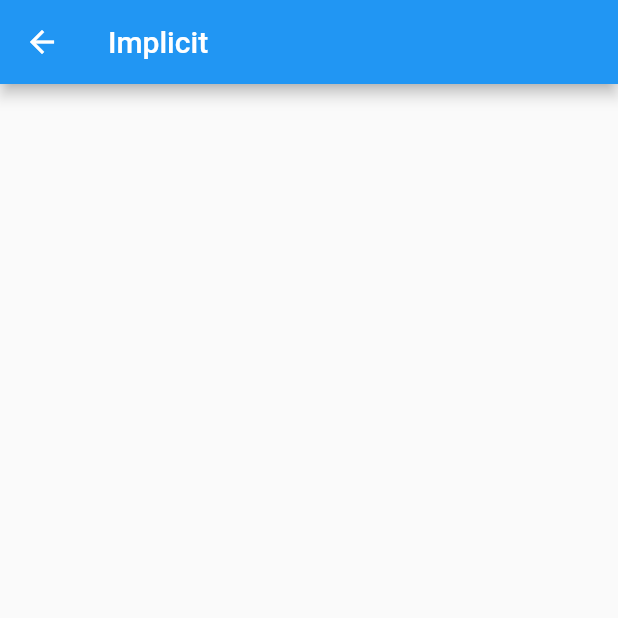
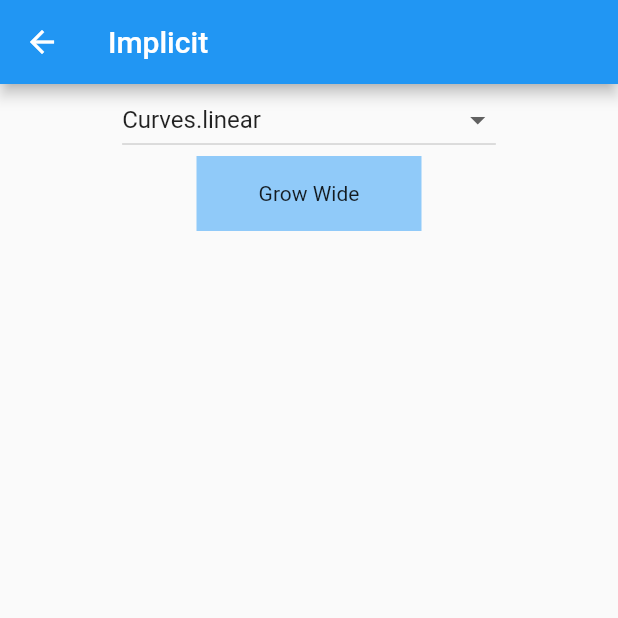
Before and after one commit to nateonguitar/flutter-animations, a Flutter app: the ImplicitPage screen opened by its route, on a phone screen of 412 x 824 dp, the top half of it. Run offline on Flutter 3.47's test engine with Material 2 defaults, Android fonts, the phone set to English and light mode, and no system bars.

Commit message:
Created a single implicit curve example with dropdown of all curve options

```diff
--- a/lib/pages/implicit.dart
+++ b/lib/pages/implicit.dart
@@ -1,5 +1,10 @@
+import 'package:flutter/material.dart';
 
-import 'package:flutter/material.dart';
+class CurveListItem {
+  final String label;
+  final Curve value;
+  CurveListItem(this.label, this.value);
+}
 
 class ImplicitPage extends StatefulWidget {
   static String route = 'implicit';
@@ -12,16 +17,102 @@ class ImplicitPage extends StatefulWidget {
 
 class _ImplicitPageState extends State<ImplicitPage> {
 
+  List<CurveListItem> _curves = [
+    CurveListItem('Curves.bounceIn', Curves.bounceIn),
+    CurveListItem('Curves.bounceInOut', Curves.bounceInOut),
+    CurveListItem('Curves.bounceOut', Curves.bounceOut),
+    CurveListItem('Curves.decelerate', Curves.decelerate),
+    CurveListItem('Curves.ease', Curves.ease),
+    CurveListItem('Curves.easeIn', Curves.easeIn),
+    CurveListItem('Curves.easeInBack', Curves.easeInBack),
+    CurveListItem('Curves.easeInCirc', Curves.easeInCirc),
+    CurveListItem('Curves.easeInCubic', Curves.easeInCubic),
+    CurveListItem('Curves.easeInExpo', Curves.easeInExpo),
+    CurveListItem('Curves.easeInOut', Curves.easeInOut),
+    CurveListItem('Curves.easeInOutBack', Curves.easeInOutBack),
+    CurveListItem('Curves.easeInOutCirc', Curves.easeInOutCirc),
+    CurveListItem('Curves.easeInOutCubic', Curves.easeInOutCubic),
+    CurveListItem('Curves.easeInOutExpo', Curves.easeInOutExpo),
+    CurveListItem('Curves.easeInOutQuad', Curves.easeInOutQuad),
+    CurveListItem('Curves.easeInOutQuart', Curves.easeInOutQuart),
+    CurveListItem('Curves.easeInOutQuint', Curves.easeInOutQuint),
+    CurveListItem('Curves.easeInOutSine', Curves.easeInOutSine),
+    CurveListItem('Curves.easeInQuad', Curves.easeInQuad),
+    CurveListItem('Curves.easeInQuart', Curves.easeInQuart),
+    CurveListItem('Curves.easeInQuint', Curves.easeInQuint),
+    CurveListItem('Curves.easeInSine', Curves.easeInSine),
+    CurveListItem('Curves.easeInToLinear', Curves.easeInToLinear),
+    CurveListItem('Curves.easeOut', Curves.easeOut),
+    CurveListItem('Curves.easeOutBack', Curves.easeOutBack),
+    CurveListItem('Curves.easeOutCirc', Curves.easeOutCirc),
+    CurveListItem('Curves.easeOutCubic', Curves.easeOutCubic),
+    CurveListItem('Curves.easeOutExpo', Curves.easeOutExpo),
+    CurveListItem('Curves.easeOutQuad', Curves.easeOutQuad),
+    CurveListItem('Curves.easeOutQuart', Curves.easeOutQuart),
+    CurveListItem('Curves.easeOutQuint', Curves.easeOutQuint),
+    CurveListItem('Curves.easeOutSine', Curves.easeOutSine),
+    CurveListItem('Curves.elasticIn', Curves.elasticIn),
+    CurveListItem('Curves.elasticInOut', Curves.elasticInOut),
+    CurveListItem('Curves.elasticOut', Curves.elasticOut),
+    CurveListItem('Curves.fastLinearToSlowEaseIn', Curves.fastLinearToSlowEaseIn),
+    CurveListItem('Curves.fastOutSlowIn', Curves.fastOutSlowIn),
+    CurveListItem('Curves.linear', Curves.linear),
+    CurveListItem('Curves.linearToEaseOut', Curves.linearToEaseOut),
+    CurveListItem('Curves.slowMiddle', Curves.slowMiddle),
+
+  ];
+
+  Curve _selectedCurve = Curves.linear;
+  bool _wideBox = false;
+
+  @override
+  void initState() {
+    if (_selectedCurve == null) {
+      _selectedCurve = _curves[0].value;
+    }
+    super.initState();
+  }
+
   @override
   Widget build(BuildContext context) {
+    Size screenSize = MediaQuery.of(context).size;
+
     return Scaffold(
       appBar: AppBar(
         title: Text("Implicit"),
       ),
-      body: Center(
+      body: Container(
+        width: screenSize.width,
         child: Column(
-          mainAxisAlignment: MainAxisAlignment.center,
+          mainAxisAlignment: MainAxisAlignment.start,
           children: [
+            DropdownButton(
+              value: _selectedCurve,
+              items: _curves.map((CurveListItem c) {
+                return DropdownMenuItem(
+                  child: Text(c.label),
+                  value: c.value,
+                );
+              }).toList(),
+              onChanged: (Curve value) {
+                _selectedCurve = value;
+                setState(() {});
+              },
+            ),
+            GestureDetector(
+              child: AnimatedContainer(
+                duration: Duration(seconds: 1),
+                curve: _selectedCurve,
+                color: Colors.blue[200],
+                height: 50,
+                width: _wideBox ? 50 : 150,
+                child: Center(child: Text('Grow Wide')),
+              ),
+              onTap: () {
+                _wideBox = !_wideBox;
+                setState(() {});
+              },
+            ),
           ],
         ),
       ),
```
